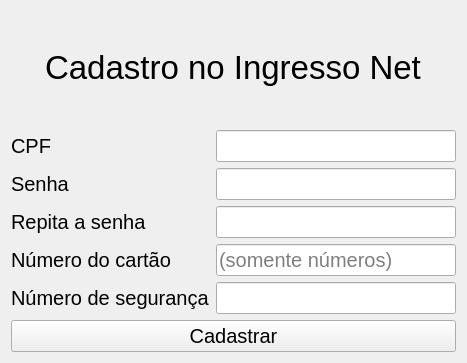
First picture: the form in src/signupwindow.ui, repository MatTerra/IngressoNet, before the edit.
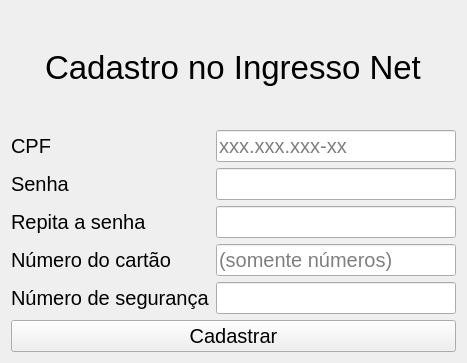
Second picture: the form after the edit.

Commit message: Added validator to cpf edit

What changed in the file:
```diff
--- a/src/signupwindow.ui
+++ b/src/signupwindow.ui
@@ -71,7 +71,7 @@
         <string/>
        </property>
        <property name="placeholderText">
-        <string/>
+        <string>xxx.xxx.xxx-xx</string>
        </property>
       </widget>
      </item>
```
The commit also changes 2 other files.
